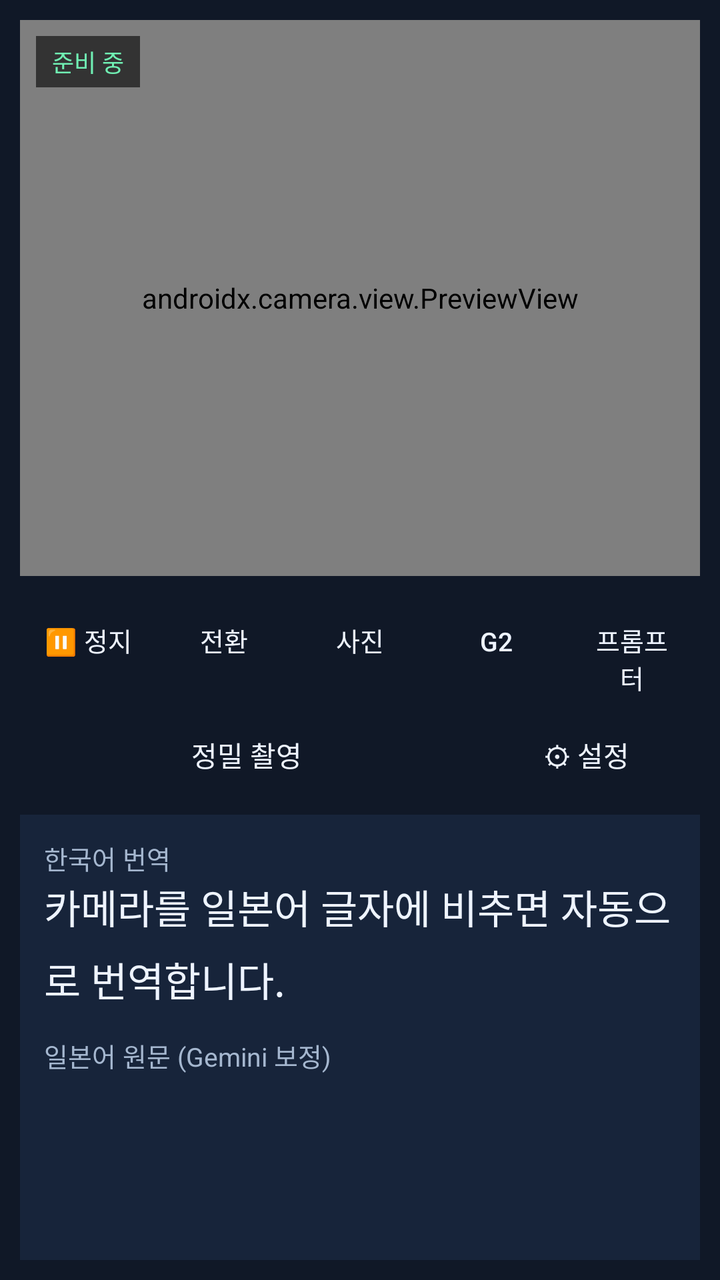
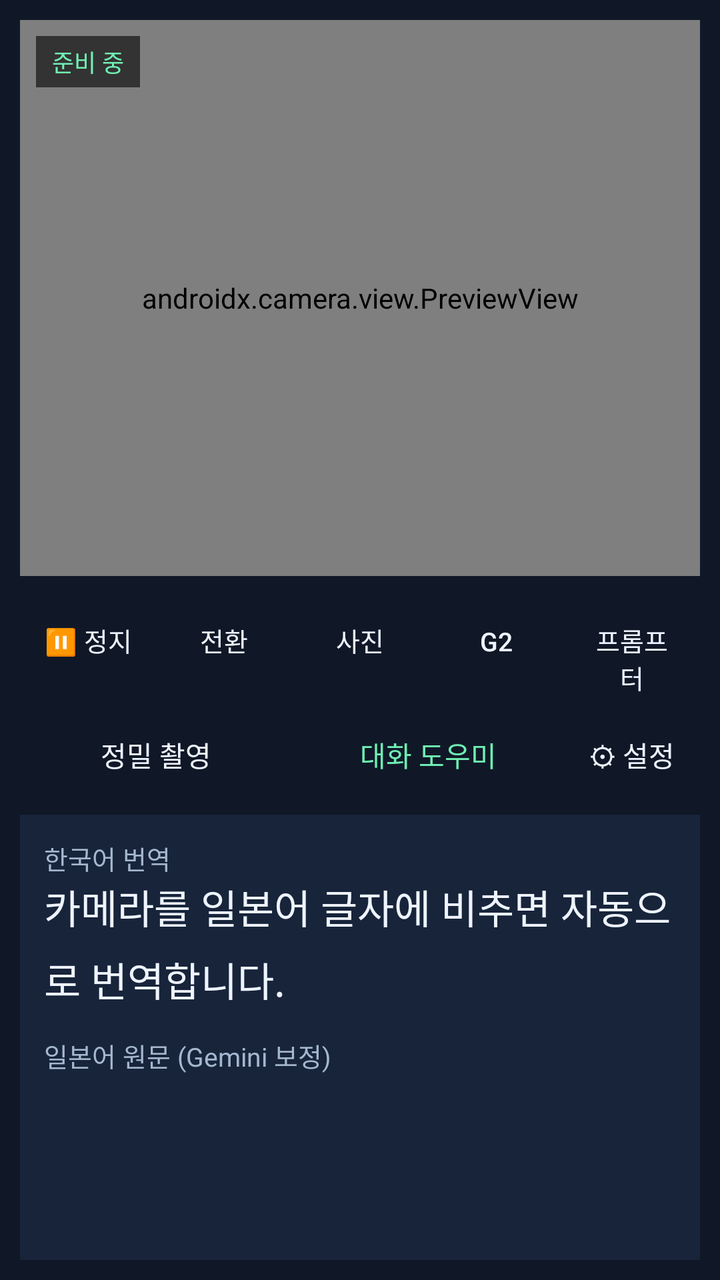

Two renders of the same Android screen: before a commit and after it. Below are the layout's source before the change and the commit's diff.
<!-- AndroidManifest.xml: application theme AppTheme -->
<!-- res/layout/activity_main.xml -->
<?xml version="1.0" encoding="utf-8"?>
<LinearLayout xmlns:android="http://schemas.android.com/apk/res/android"
    android:layout_width="match_parent"
    android:layout_height="match_parent"
    android:background="@color/bg"
    android:orientation="vertical"
    android:padding="10dp">

    <FrameLayout
        android:layout_width="match_parent"
        android:layout_height="0dp"
        android:layout_weight="1.25"
        android:background="#000000">

        <androidx.camera.view.PreviewView
            android:id="@+id/preview"
            android:layout_width="match_parent"
            android:layout_height="match_parent" />

        <ImageView
            android:id="@+id/still"
            android:layout_width="match_parent"
            android:layout_height="match_parent"
            android:background="#000000"
            android:contentDescription="@null"
            android:scaleType="fitCenter"
            android:visibility="gone" />

        <TextView
            android:id="@+id/live"
            android:layout_width="wrap_content"
            android:layout_height="wrap_content"
            android:layout_margin="8dp"
            android:background="#99000000"
            android:paddingHorizontal="8dp"
            android:paddingVertical="4dp"
            android:text="준비 중"
            android:textColor="@color/green"
            android:textSize="12sp" />
    </FrameLayout>

    <LinearLayout
        android:layout_width="match_parent"
        android:layout_height="wrap_content"
        android:layout_marginTop="8dp"
        android:orientation="horizontal">

        <Button
            android:id="@+id/pause"
            style="?android:attr/buttonBarButtonStyle"
            android:layout_width="0dp"
            android:layout_height="wrap_content"
            android:layout_weight="1"
            android:text="⏸ 정지"
            android:textColor="@color/txt"
            android:textSize="13sp" />

        <Button
            android:id="@+id/flip"
            style="?android:attr/buttonBarButtonStyle"
            android:layout_width="0dp"
            android:layout_height="wrap_content"
            android:layout_weight="1"
            android:text="전환"
            android:textColor="@color/txt"
            android:textSize="13sp" />

        <Button
            android:id="@+id/pick"
            style="?android:attr/buttonBarButtonStyle"
            android:layout_width="0dp"
            android:layout_height="wrap_content"
            android:layout_weight="1"
            android:text="사진"
            android:textColor="@color/txt"
            android:textSize="13sp" />

        <Button
            android:id="@+id/g2"
            style="?android:attr/buttonBarButtonStyle"
            android:layout_width="0dp"
            android:layout_height="wrap_content"
            android:layout_weight="1"
            android:text="G2"
            android:textColor="@color/txt"
            android:textSize="13sp" />

        <Button
            android:id="@+id/prompter"
            style="?android:attr/buttonBarButtonStyle"
            android:layout_width="0dp"
            android:layout_height="wrap_content"
            android:layout_weight="1"
            android:text="프롬프터"
            android:textColor="@color/txt"
            android:textSize="13sp" />
    </LinearLayout>


    <LinearLayout
        android:layout_width="match_parent"
        android:layout_height="wrap_content"
        android:orientation="horizontal">
        <Button
            android:id="@+id/precision"
            style="?android:attr/buttonBarButtonStyle"
            android:layout_width="0dp"
            android:layout_height="wrap_content"
            android:layout_weight="2"
            android:text="정밀 촬영"
            android:textColor="@color/txt" />
        <Button
            android:id="@+id/settings"
            style="?android:attr/buttonBarButtonStyle"
            android:layout_width="0dp"
            android:layout_height="wrap_content"
            android:layout_weight="1"
            android:text="⚙ 설정"
            android:textColor="@color/txt" />
    </LinearLayout>

    <TextView
        android:id="@+id/status"
        android:layout_width="match_parent"
        android:layout_height="wrap_content"
        android:textColor="@color/mut"
        android:textSize="13sp"
        android:visibility="gone" />

    <ScrollView
        android:id="@+id/panel"
        android:layout_width="match_parent"
        android:layout_height="0dp"
        android:layout_marginTop="6dp"
        android:layout_weight="1"
        android:background="@color/card"
        android:padding="12dp">

        <LinearLayout
            android:layout_width="match_parent"
            android:layout_height="wrap_content"
            android:orientation="vertical">

            <TextView
                android:layout_width="wrap_content"
                android:layout_height="wrap_content"
                android:text="한국어 번역"
                android:textColor="@color/mut"
                android:textSize="13sp" />

            <TextView
                android:id="@+id/ko"
                android:layout_width="match_parent"
                android:layout_height="wrap_content"
                android:lineSpacingMultiplier="1.25"
                android:text="카메라를 일본어 글자에 비추면 자동으로 번역합니다."
                android:textColor="@color/txt"
                android:textIsSelectable="true"
                android:textSize="20sp" />

            <TextView
                android:layout_width="wrap_content"
                android:layout_height="wrap_content"
                android:layout_marginTop="14dp"
                android:text="일본어 원문 (Gemini 보정)"
                android:textColor="@color/mut"
                android:textSize="13sp" />

            <TextView
                android:id="@+id/orig"
                android:layout_width="match_parent"
                android:layout_height="wrap_content"
                android:lineSpacingMultiplier="1.2"
                android:textColor="@color/mut"
                android:textIsSelectable="true"
                android:textSize="15sp" />
        </LinearLayout>
    </ScrollView>
</LinearLayout>
<!-- resources referenced by this layout -->
<resources>
  <color name="bg">#101827</color>
  <color name="card">#17243A</color>
  <color name="green">#70EFB3</color>
  <color name="mut">#A5B7CF</color>
  <color name="txt">#EEF4FF</color>
  <style name="AppTheme" parent="android:Theme.DeviceDefault.NoActionBar">
          <item name="android:windowBackground">@color/bg</item>
          <item name="android:statusBarColor">@color/bg</item>
          <item name="android:navigationBarColor">@color/bg</item>
      </style>
</resources>

<!-- the commit's change to res/layout/activity_main.xml (unified diff, before → after) -->
@@ -110,6 +110,14 @@
             android:text="정밀 촬영"
             android:textColor="@color/txt" />
         <Button
+            android:id="@+id/replyAssist"
+            style="?android:attr/buttonBarButtonStyle"
+            android:layout_width="0dp"
+            android:layout_height="wrap_content"
+            android:layout_weight="2"
+            android:text="대화 도우미"
+            android:textColor="@color/green" />
+        <Button
             android:id="@+id/settings"
             style="?android:attr/buttonBarButtonStyle"
             android:layout_width="0dp"
